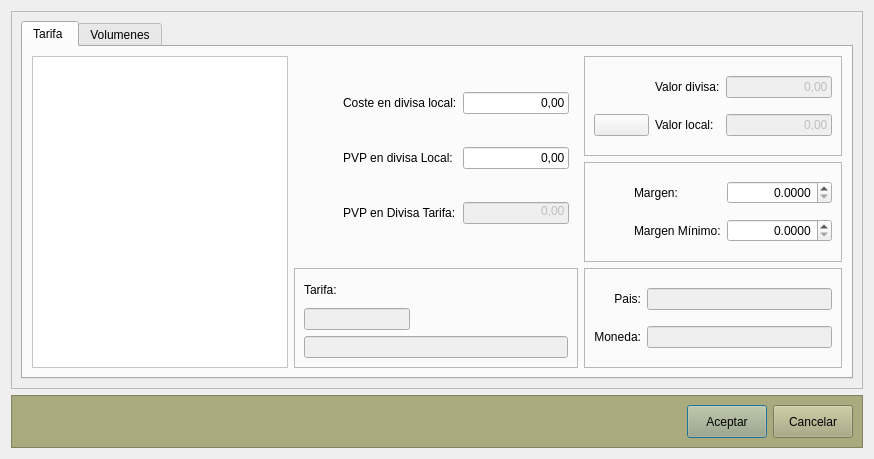
Above: Almacen/frmtarifas.ui from arcnexus/RedFoX before the change. Below: the same form after it.
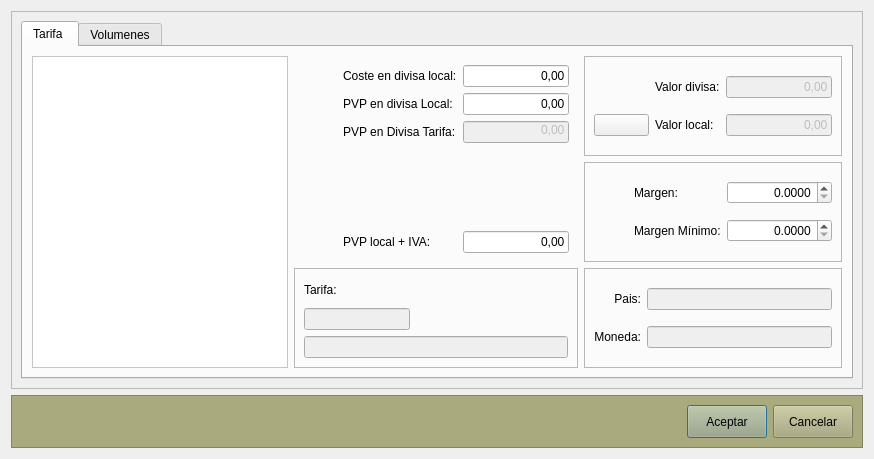
That is the form after the change. Icons and pictures are not drawn.

Commit message: Pvp con iva en edit tarifa

```diff
--- a/Almacen/frmtarifas.ui
+++ b/Almacen/frmtarifas.ui
@@ -148,32 +148,6 @@
           <item row="0" column="1" rowspan="2">
            <widget class="QWidget" name="widget" native="true">
             <layout class="QGridLayout" name="gridLayout_2">
-             <item row="3" column="1">
-              <widget class="QLabel" name="label_6">
-               <property name="text">
-                <string>PVP en Divisa Tarifa:</string>
-               </property>
-              </widget>
-             </item>
-             <item row="3" column="2">
-              <widget class="QLineEdit" name="txtPVPDivisa">
-               <property name="enabled">
-                <bool>false</bool>
-               </property>
-               <property name="maximumSize">
-                <size>
-                 <width>106</width>
-                 <height>16777215</height>
-                </size>
-               </property>
-               <property name="text">
-                <string>0,00</string>
-               </property>
-               <property name="alignment">
-                <set>Qt::AlignRight|Qt::AlignTop|Qt::AlignTrailing</set>
-               </property>
-              </widget>
-             </item>
              <item row="0" column="2">
               <widget class="QLineEdit" name="txtCosteLocal">
                <property name="minimumSize">
@@ -199,6 +173,13 @@
                </property>
               </widget>
              </item>
+             <item row="4" column="1">
+              <widget class="QLabel" name="label_6">
+               <property name="text">
+                <string>PVP en Divisa Tarifa:</string>
+               </property>
+              </widget>
+             </item>
              <item row="1" column="2">
               <widget class="QLineEdit" name="txtPVPLocal">
                <property name="enabled">
@@ -224,13 +205,6 @@
                </property>
               </widget>
              </item>
-             <item row="0" column="1">
-              <widget class="QLabel" name="label_10">
-               <property name="text">
-                <string>Coste en divisa local:</string>
-               </property>
-              </widget>
-             </item>
              <item row="1" column="1">
               <widget class="QLabel" name="label_7">
                <property name="text">
@@ -251,6 +225,68 @@
                </property>
               </spacer>
              </item>
+             <item row="5" column="1">
+              <spacer name="verticalSpacer">
+               <property name="orientation">
+                <enum>Qt::Vertical</enum>
+               </property>
+               <property name="sizeHint" stdset="0">
+                <size>
+                 <width>20</width>
+                 <height>40</height>
+                </size>
+               </property>
+              </spacer>
+             </item>
+             <item row="4" column="2">
+              <widget class="QLineEdit" name="txtPVPDivisa">
+               <property name="enabled">
+                <bool>false</bool>
+               </property>
+               <property name="maximumSize">
+                <size>
+                 <width>106</width>
+                 <height>16777215</height>
+                </size>
+               </property>
+               <property name="text">
+                <string>0,00</string>
+               </property>
+               <property name="alignment">
+                <set>Qt::AlignRight|Qt::AlignTop|Qt::AlignTrailing</set>
+               </property>
+              </widget>
+             </item>
+             <item row="0" column="1">
+              <widget class="QLabel" name="label_10">
+               <property name="text">
+                <string>Coste en divisa local:</string>
+               </property>
+              </widget>
+             </item>
+             <item row="6" column="1">
+              <widget class="QLabel" name="label_13">
+               <property name="text">
+                <string>PVP local + IVA:</string>
+               </property>
+              </widget>
+             </item>
+             <item row="6" column="2">
+              <widget class="QLineEdit" name="txt_pvpiva">
+               <property name="maximumSize">
+                <size>
+                 <width>106</width>
+                 <height>16777215</height>
+                </size>
+               </property>
+               <property name="text">
+                <string>0,00</string>
+               </property>
+               <property name="alignment">
+                <set>Qt::AlignRight|Qt::AlignTrailing|Qt::AlignVCenter</set>
+               </property>
+              </widget>
+             </item>
             </layout>
            </widget>
           </item>
```
The commit also changes 2 other files.
